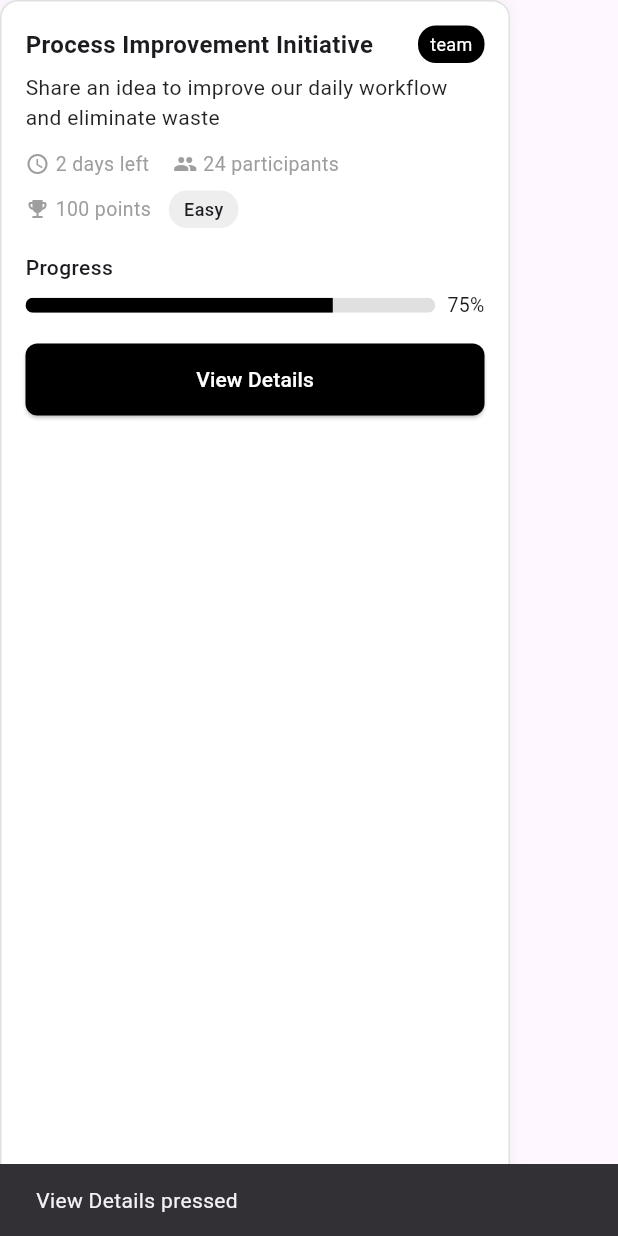
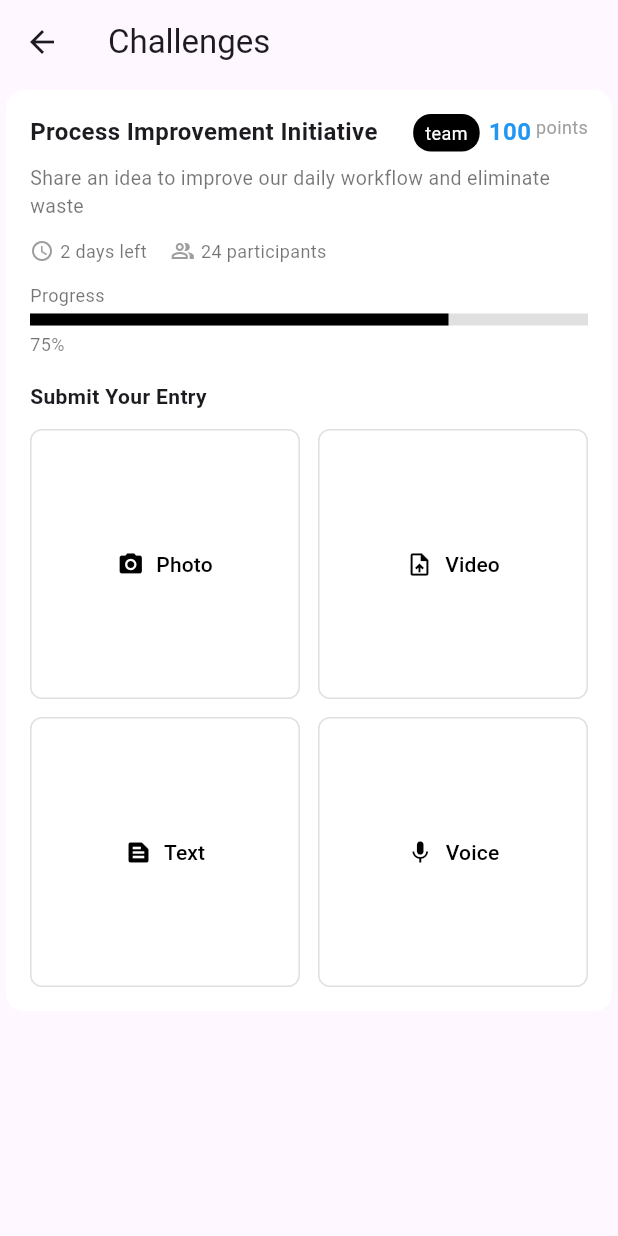
Before and after one commit to MominovAzizDev/kazianteam, a Flutter app: the ChallengecardWidget widget shown alone on an empty page, opened directly, after a tap on "View Details", on a phone screen of 412 x 824 dp. Run offline on Flutter 3.47's test engine with Material 3 defaults, Android fonts, the phone set to English and light mode, and no system bars; our stand-ins replace firebase_auth, firebase_core; accounts and stored records are empty; network calls fail.

Commit message:
full app

```diff
--- a/lib/main.dart
+++ b/lib/main.dart
@@ -23,7 +23,7 @@ class MainApp extends StatelessWidget {
       create: (_) => Authstate(),
       child: MaterialApp(
         debugShowCheckedModeBanner: false,
-        home: Splash(),
+        home: BottomnavigationbarPage(),
       ),
     );
   }
--- a/lib/view/challenges/challenges.dart
+++ b/lib/view/challenges/challenges.dart
@@ -104,13 +104,8 @@ class _ChallengesState extends State<Challenges> {
                     points: 100,
                     difficulty: "Easy",
                     progress: 0.75,
-                    onViewDetails: () {
-                      ScaffoldMessenger.of(context).showSnackBar(
-                        const SnackBar(content: Text("View Details pressed")),
-                      );
-                    },
                   ),
-                   ChallengecardWidget(
+                  ChallengecardWidget(
                     title: "5S Workplace Organization",
                     description:
                         "Document and improve your workspace organization using 5S methodology",
@@ -120,11 +115,6 @@ class _ChallengesState extends State<Challenges> {
                     points: 250,
                     difficulty: "Medium",
                     progress: 0.3,
-                    onViewDetails: () {
-                      ScaffoldMessenger.of(context).showSnackBar(
-                        const SnackBar(content: Text("View Details pressed")),
-                      );
-                    },
                   ),
                 ],
               ),
--- /dev/null
+++ b/lib/view/challenges/challenges_view.dart
@@ -0,0 +1,171 @@
+import 'package:flutter/material.dart';
+
+class ChallengesView extends StatelessWidget {
+  final String title;
+  final String description;
+  final int points;
+  final int participants;
+  final String timeLeft;
+  final double progress;
+
+  const ChallengesView({
+    super.key,
+    required this.title,
+    required this.description,
+    required this.points,
+    required this.participants,
+    required this.timeLeft,
+    required this.progress,
+  });
+
+  @override
+  Widget build(BuildContext context) {
+    return Scaffold(
+      appBar: AppBar(title: Text("Challenges")),
+      body: SingleChildScrollView(
+        child: Card(
+          shape: RoundedRectangleBorder(
+            borderRadius: BorderRadius.circular(12),
+          ),
+          elevation: 0,
+          color: Colors.white,
+          child: Padding(
+            padding: EdgeInsets.all(16),
+            child: Column(
+              crossAxisAlignment: CrossAxisAlignment.start,
+              children: [
+                Row(
+                  crossAxisAlignment: CrossAxisAlignment.start,
+                  children: [
+                    Expanded(
+                      child: Text(
+                        title,
+                        style: TextStyle(
+                          fontWeight: FontWeight.bold,
+                          fontSize: 16,
+                        ),
+                      ),
+                    ),
+                    Container(
+                      padding: EdgeInsets.symmetric(horizontal: 8, vertical: 4),
+                      decoration: BoxDecoration(
+                        color: Colors.black,
+                        borderRadius: BorderRadius.circular(12),
+                      ),
+                      child: Text(
+                        "team",
+                        style: TextStyle(color: Colors.white, fontSize: 12),
+                      ),
+                    ),
+                    SizedBox(width: 6),
+                    Text(
+                      "$points",
+                      style: TextStyle(
+                        color: Colors.blue,
+                        fontWeight: FontWeight.bold,
+                        fontSize: 16,
+                      ),
+                    ),
+                    Text(
+                      " points",
+                      style: TextStyle(color: Colors.grey, fontSize: 12),
+                    ),
+                  ],
+                ),
+
+                SizedBox(height: 8),
+
+                Text(
+                  description,
+                  style: TextStyle(color: Colors.black54, fontSize: 13),
+                ),
+
+                SizedBox(height: 12),
+
+                Row(
+                  children: [
+                    Icon(Icons.access_time, size: 16, color: Colors.grey),
+                    SizedBox(width: 4),
+                    Text(
+                      timeLeft,
+                      style: TextStyle(color: Colors.black54, fontSize: 12),
+                    ),
+                    SizedBox(width: 16),
+                    Icon(
+                      Icons.people_alt_outlined,
+                      size: 16,
+                      color: Colors.grey,
+                    ),
+                    SizedBox(width: 4),
+                    Text(
+                      "$participants participants",
+                      style: TextStyle(color: Colors.black54, fontSize: 12),
+                    ),
+                  ],
+                ),
+
+                SizedBox(height: 12),
+
+                Column(
+                  crossAxisAlignment: CrossAxisAlignment.start,
+                  children: [
+                    Text(
+                      "Progress",
+                      style: TextStyle(fontSize: 12, color: Colors.black54),
+                    ),
+                    SizedBox(height: 4),
+                    LinearProgressIndicator(
+                      value: progress,
+                      minHeight: 8,
+                      backgroundColor: Colors.grey.shade300,
+                      valueColor: AlwaysStoppedAnimation<Color>(Colors.black),
+                    ),
+                    SizedBox(height: 4),
+                    Text(
+                      "${(progress * 100).toInt()}%",
+                      style: TextStyle(fontSize: 12, color: Colors.black54),
+                    ),
+                  ],
+                ),
+
+                SizedBox(height: 16),
+                Text(
+                  "Submit Your Entry",
+                  style: TextStyle(fontWeight: FontWeight.w600, fontSize: 14),
+                ),
+                SizedBox(height: 12),
+
+                GridView.count(
+                  crossAxisCount: 2,
+                  shrinkWrap: true,
+                  crossAxisSpacing: 12,
+                  mainAxisSpacing: 12,
+                  physics: NeverScrollableScrollPhysics(),
+                  children: [
+                    _entryButton(Icons.photo_camera, "Photo"),
+                    _entryButton(Icons.upload_file, "Video"),
+                    _entryButton(Icons.text_snippet, "Text"),
+                    _entryButton(Icons.mic, "Voice"),
+                  ],
+                ),
+              ],
+            ),
+          ),
+        ),
+      ),
+    );
+  }
+
+  Widget _entryButton(IconData icon, String label) {
+    return OutlinedButton.icon(
+      onPressed: () {},
+      style: OutlinedButton.styleFrom(
+        side: BorderSide(color: Colors.grey.shade300),
+        padding: EdgeInsets.symmetric(vertical: 14),
+        shape: RoundedRectangleBorder(borderRadius: BorderRadius.circular(8)),
+      ),
+      icon: Icon(icon, color: Colors.black),
+      label: Text(label, style: TextStyle(color: Colors.black)),
+    );
+  }
+}
--- a/lib/view/challenges/widgets/challengeCard_widget.dart
+++ b/lib/view/challenges/widgets/challengeCard_widget.dart
@@ -1,4 +1,5 @@
 import 'package:flutter/material.dart';
+import 'package:kaizenteam/view/challenges/challenges_view.dart';
 
 class ChallengecardWidget extends StatelessWidget {
   final String title;
@@ -9,7 +10,6 @@ class ChallengecardWidget extends StatelessWidget {
   final int points;
   final String difficulty;
   final double progress;
-  final VoidCallback onViewDetails;
 
   const ChallengecardWidget({
     super.key,
@@ -21,7 +21,6 @@ class ChallengecardWidget extends StatelessWidget {
     required this.points,
     required this.difficulty,
     required this.progress,
-    required this.onViewDetails,
   });
 
   @override
@@ -142,7 +141,22 @@ class ChallengecardWidget extends StatelessWidget {
           SizedBox(
             width: double.infinity,
             child: ElevatedButton(
-              onPressed: onViewDetails,
+              onPressed: (){
+                 Navigator.push(
+                        context,
+                        MaterialPageRoute(
+                          builder: (context) => ChallengesView(
+                            title: "Process Improvement Initiative",
+                            description:
+                                "Share an idea to improve our daily workflow and eliminate waste",
+                            points: 100,
+                            participants: 24,
+                            timeLeft: "2 days left",
+                            progress: 0.75,
+                          ),
+                        ),
+                      );
+              },
               style: ElevatedButton.styleFrom(
                 backgroundColor: Colors.black,
                 shape: RoundedRectangleBorder(
--- a/lib/view/profile/profile_page.dart
+++ b/lib/view/profile/profile_page.dart
@@ -1,4 +1,5 @@
 import 'package:flutter/material.dart';
+import 'package:kaizenteam/view/auth/appAuth.dart';
 import 'package:kaizenteam/view/profile/widgets/stat_card_widget.dart';
 
 class ProfilePage extends StatelessWidget {
@@ -189,9 +190,10 @@ class ProfilePage extends StatelessWidget {
                   padding: EdgeInsets.symmetric(vertical: 14),
                 ),
                 onPressed: () {
-                  ScaffoldMessenger.of(
+                  Navigator.pushReplacement(
                     context,
-                  ).showSnackBar(SnackBar(content: Text("Signed Out")));
+                    MaterialPageRoute(builder: (context) => Appauth()),
+                  );
                 },
               ),
             ),
--- a/lib/view/profile/widgets/stat_card_widget.dart
+++ b/lib/view/profile/widgets/stat_card_widget.dart
@@ -17,7 +17,7 @@ class StatCardWidget extends StatelessWidget {
     return Container(
       decoration: BoxDecoration(
         border: Border.all(color: Colors.grey.shade300),
-        borderRadius: BorderRadius.circular(12),
+        borderRadius: BorderRadius.circular(16),
         color: Colors.white,
       ),
       padding: EdgeInsets.all(10),
@@ -31,7 +31,7 @@ class StatCardWidget extends StatelessWidget {
             children: [
               Text(
                 number,
-                style: TextStyle(fontWeight: FontWeight.bold, fontSize: 16),
+                style: TextStyle(fontWeight: FontWeight.bold,),
               ),
               Text(
                 label,
```
Also changed, not shown: lib/view/learning/card_learning_widget.dart (added, +136 -0 lines), lib/view/learning/learning_page.dart (+49 -2 lines), lib/view/learning/widgets/learning_widgets.dart (+23 -2 lines).
